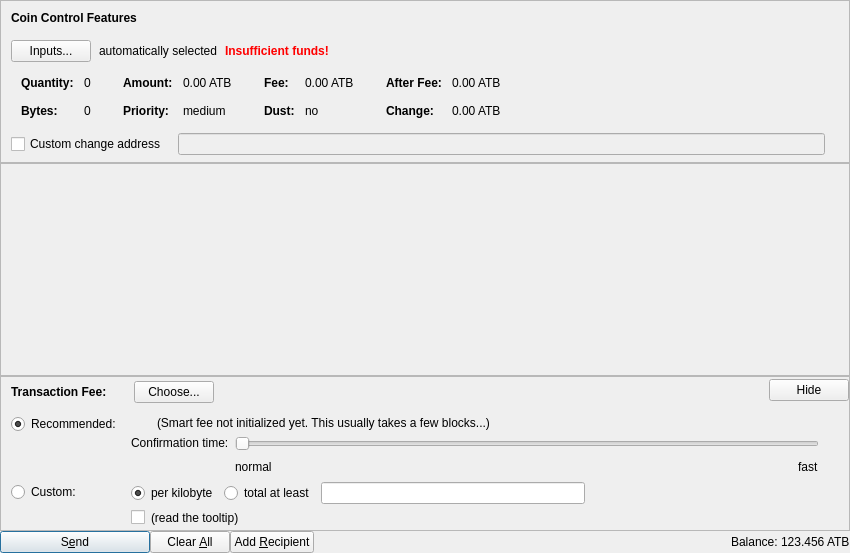
Ailein/atbcoin-insight, file src/qt/forms/sendcoinsdialog.ui: the form before one commit.
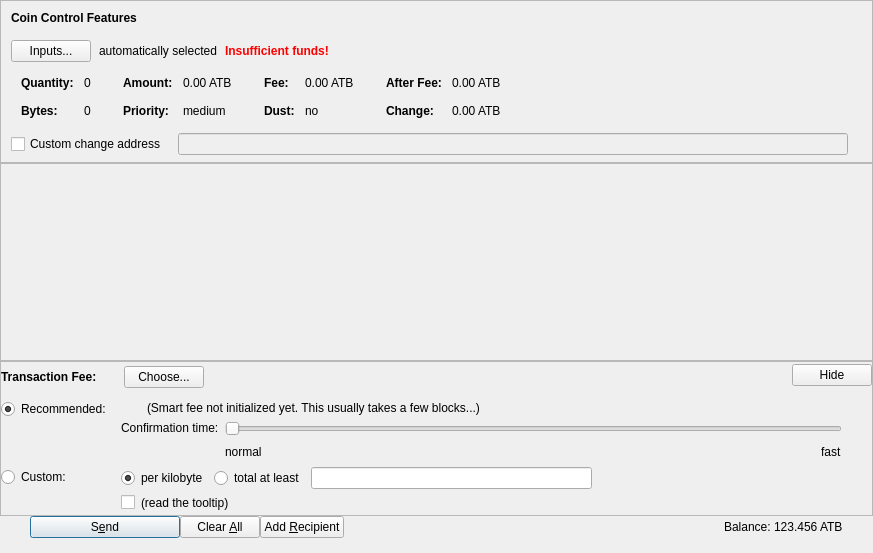
The form after the commit. Icons and pictures are not drawn. Custom widgets are drawn as their Qt base class.

The edit to the form file:
```diff
--- a/src/qt/forms/sendcoinsdialog.ui
+++ b/src/qt/forms/sendcoinsdialog.ui
@@ -6,7 +6,7 @@
    <rect>
     <x>0</x>
     <y>0</y>
-    <width>850</width>
+    <width>873</width>
     <height>553</height>
    </rect>
   </property>
@@ -620,6 +620,9 @@
    </item>
    <item>
     <widget class="QScrollArea" name="scrollArea">
+     <property name="lineWidth">
+      <number>0</number>
+     </property>
      <property name="widgetResizable">
       <bool>true</bool>
      </property>
@@ -628,11 +631,11 @@
        <rect>
         <x>0</x>
         <y>0</y>
-        <width>848</width>
-        <height>99</height>
+        <width>871</width>
+        <height>85</height>
        </rect>
       </property>
-      <layout class="QVBoxLayout" name="verticalLayout_2" stretch="0,1">
+      <layout class="QVBoxLayout" name="verticalLayout_2" stretch="0,0">
        <property name="leftMargin">
         <number>0</number>
        </property>
@@ -689,6 +692,9 @@
      <property name="frameShadow">
       <enum>QFrame::Sunken</enum>
      </property>
+     <property name="lineWidth">
+      <number>0</number>
+     </property>
      <layout class="QVBoxLayout" name="verticalLayoutFee1">
       <property name="spacing">
        <number>0</number>
@@ -711,7 +717,7 @@
          <number>0</number>
         </property>
         <property name="leftMargin">
-         <number>10</number>
+         <number>0</number>
         </property>
         <property name="topMargin">
          <number>0</number>
@@ -1202,6 +1208,15 @@
    </item>
    <item>
     <layout class="QHBoxLayout" name="horizontalLayout">
+     <property name="leftMargin">
+      <number>30</number>
+     </property>
+     <property name="rightMargin">
+      <number>30</number>
+     </property>
+     <property name="bottomMargin">
+      <number>15</number>
+     </property>
      <item>
       <widget class="QPushButton" name="sendButton">
        <property name="minimumSize">
```
Left out of the diff: 2 changed lines with no effect on the pictures.
